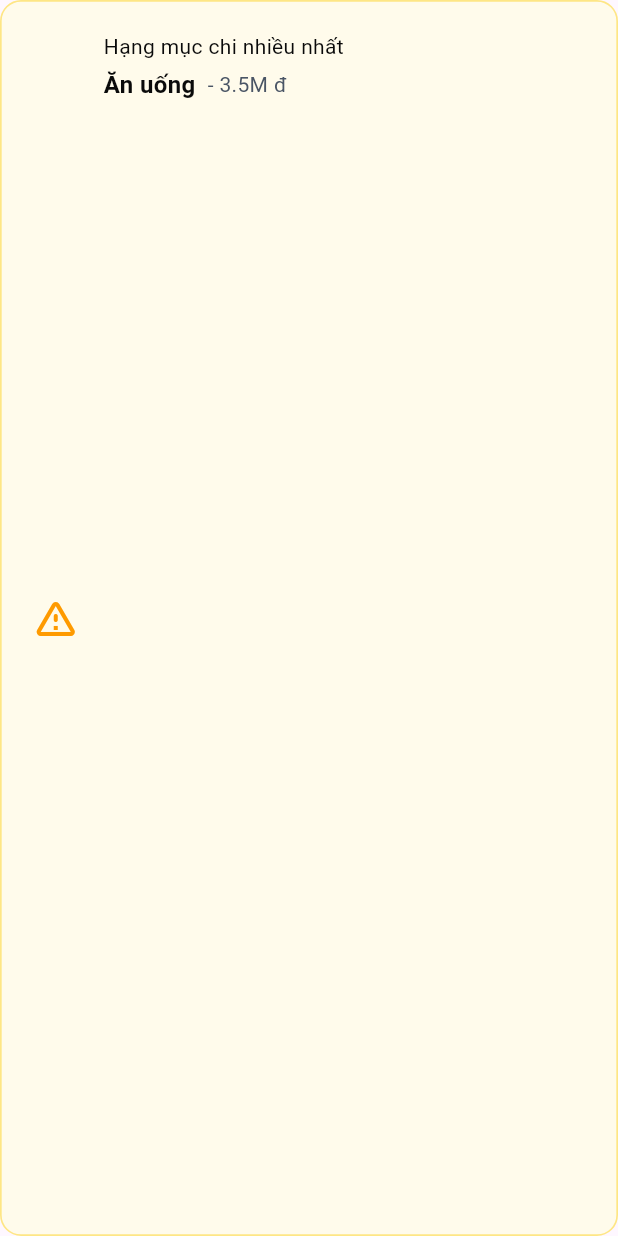
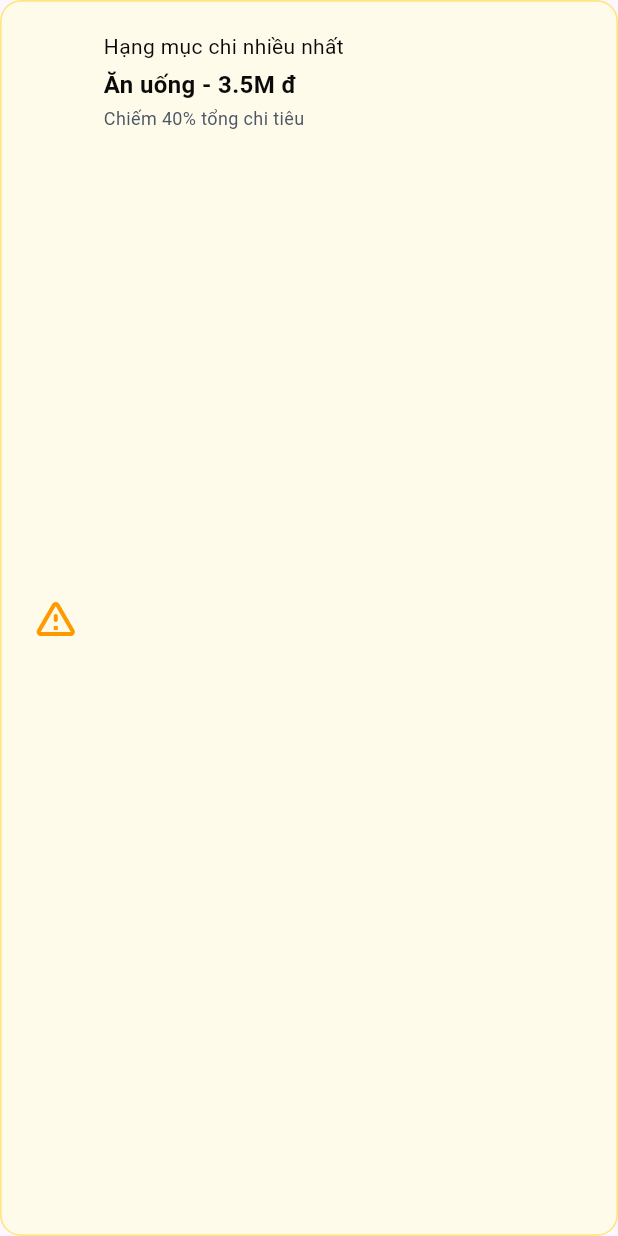
Before and after one commit to mchien1005/Finpal-MobileApp, a Flutter app: the WarningCard widget shown alone on an empty page, opened directly, on a phone screen of 412 x 824 dp. Run offline on Flutter 3.47's test engine with Material 3 defaults, Android fonts, the phone set to English and light mode, and no system bars; our stand-ins replace fl_chart, flutter_svg, material_design_icons_flutter.

Commit message:
[Update] dashboard

```diff
--- a/finpal_mobile/lib/presentation/screens/home/dashboard_screen.dart
+++ b/finpal_mobile/lib/presentation/screens/home/dashboard_screen.dart
@@ -261,8 +261,8 @@ class _DashboardScreenState extends State<DashboardScreen> {
   Widget _buildWarningCard() {
     return const WarningCard(
       title: 'Hạng mục chi nhiều nhất',
-      subtitle: 'Ăn uống',
-      description: '- 3.5M đ',
+      subtitle: 'Ăn uống - 3.5M đ',
+      description: 'Chiếm 40% tổng chi tiêu',
     );
   }
 }
--- a/finpal_mobile/lib/presentation/widgets/dashboard_card.dart
+++ b/finpal_mobile/lib/presentation/widgets/dashboard_card.dart
@@ -229,8 +229,6 @@ class WarningCard extends StatelessWidget {
                   ),
                 ),
                 const SizedBox(height: 4),
-                Row(
-                  children: [
                 Text(
                   subtitle,
                   style: const TextStyle(
@@ -239,15 +237,13 @@ class WarningCard extends StatelessWidget {
                     color: AppColors.textPrimary,
                   ),
                 ),
-                    const SizedBox(width: 8),
+                const SizedBox(height: 2),
                 Text(
                   description,
                   style: const TextStyle(
-                        fontSize: 14,
+                    fontSize: 12,
                     color: AppColors.textSecondary,
                   ),
-                    ),
-                  ],
                 ),
               ],
             ),
```
Lines whose indentation alone changed are shown as unchanged.
